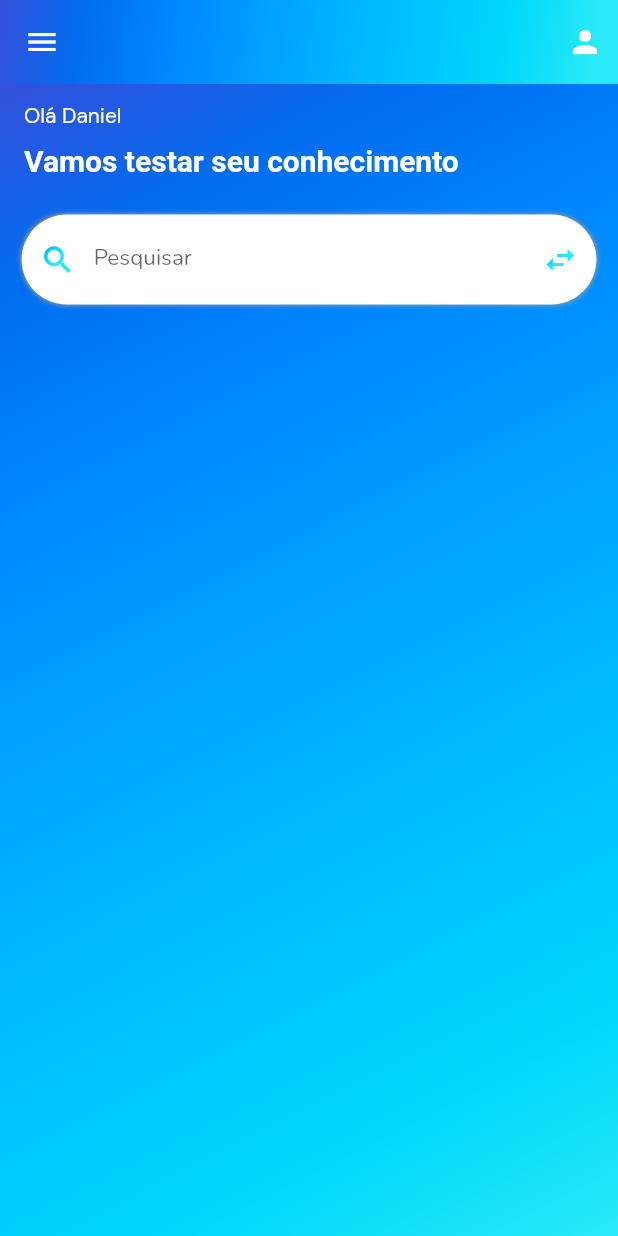
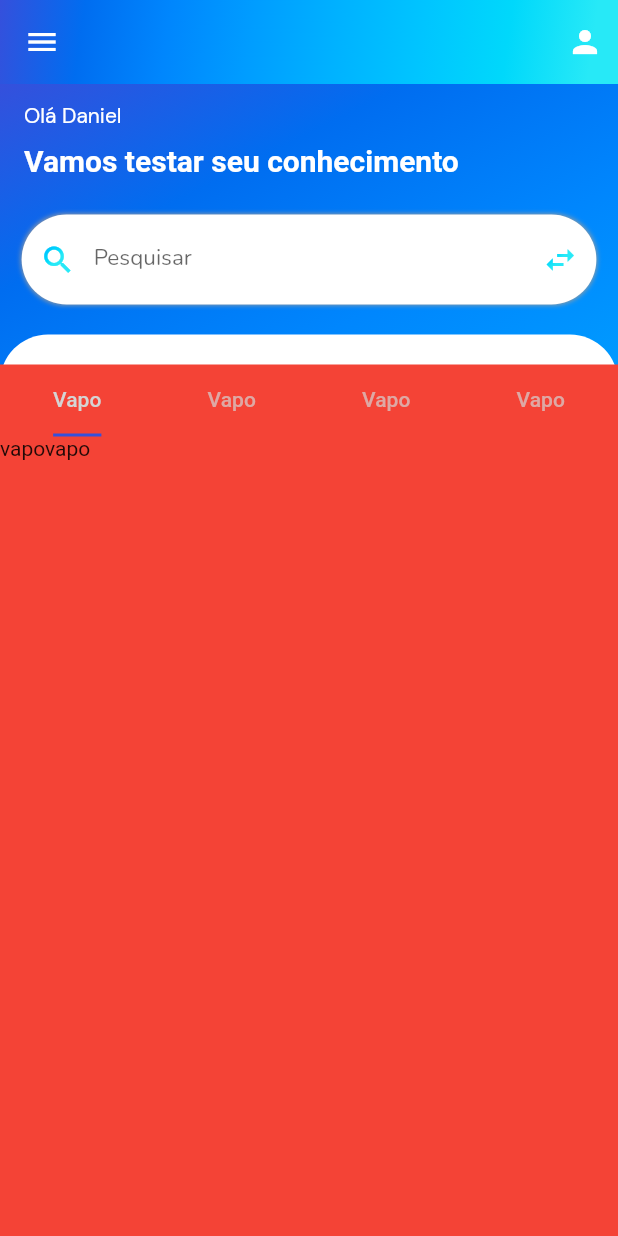
Before and after one commit to odaniel9896/questions_app, a Flutter app: the screen it shows after launch, on a phone screen of 412 x 824 dp. Run offline on Flutter 3.47's test engine with Material 2 defaults, Android fonts, the phone set to English and light mode, and no system bars; our stand-ins replace google_fonts; Roboto replaces fonts that are missing (Ubuntu).

```diff
--- /dev/null
+++ b/lib/ui/components/gradient/gradient.dart
@@ -0,0 +1,2 @@
+export './custom_gradient_icon.dart';
+export './custom_linear_gradient.dart';
--- /dev/null
+++ b/lib/ui/pages/home/components/components.dart
@@ -0,0 +1 @@
+export './input_search.dart';
--- /dev/null
+++ b/lib/ui/pages/home/components/input_search.dart
@@ -0,0 +1,43 @@
+import 'package:flutter/material.dart';
+
+import '../../../components/components.dart';
+import '../../../themes/themes.dart';
+
+class InputSearch extends StatelessWidget {
+  const InputSearch({super.key});
+
+  @override
+  Widget build(BuildContext context) {
+    return TextFormField(
+      style: TextStyles.input,
+      decoration: const InputDecoration(
+          floatingLabelBehavior: FloatingLabelBehavior.never,
+          prefixIcon: CustomGradientIcon(
+            icon: Icons.search,
+            size: 24.0,
+            gradient: LinearGradient(
+              colors: AppColors.primaryGradient,
+              begin: Alignment.topLeft,
+              end: Alignment.bottomRight,
+            ),
+          ),
+          labelText: "Pesquisar",
+          suffixIcon: CustomGradientIcon(
+            icon: Icons.swap_horiz,
+            size: 24.0,
+            gradient: LinearGradient(
+              colors: AppColors.primaryGradient,
+              begin: Alignment.topLeft,
+              end: Alignment.bottomRight,
+            ),
+          ),
+          fillColor: AppColors.gray,
+          focusedBorder: OutlineInputBorder(
+              borderRadius: BorderRadius.all(Radius.circular(30)),
+              borderSide: BorderSide(width: 0.0, color: Colors.transparent)),
+          enabledBorder: OutlineInputBorder(
+              borderRadius: BorderRadius.all(Radius.circular(30)),
+              borderSide: BorderSide(width: 0.0, color: Colors.transparent))),
+    );
+  }
+}
--- a/lib/ui/pages/home/home_page.dart
+++ b/lib/ui/pages/home/home_page.dart
@@ -1,4 +1,5 @@
 import 'package:flutter/material.dart';
+import 'package:questions_app/ui/pages/home/components/input_search.dart';
 import 'package:questions_app/ui/themes/text_styles.dart';
 import '../../components/components.dart';
 import '../../themes/app_colors.dart';
@@ -80,44 +81,62 @@ class _HomePageState extends State<HomePage> {
                               blurRadius: 2.0,
                               spreadRadius: 0.4)
                         ]),
-                  child: TextField(
-                    style: TextStyles.input,
-                    decoration: const InputDecoration(
-                        floatingLabelBehavior: FloatingLabelBehavior.never,
-                        prefixIcon: CustomGradientIcon(
-                          icon: Icons.search,
-                          size: 24.0,
-                          gradient: LinearGradient(
-                            colors: AppColors.primaryGradient,
-                            begin: Alignment.topLeft,
-                            end: Alignment.bottomRight,
+                    child: const InputSearch()),
               ),
+              Expanded(
+                child: Padding(
+                  padding: const EdgeInsets.only(top: 20),
+                  child: Container(
+                    height: size.height,
+                    decoration: const BoxDecoration(
+                      color: AppColors.white,
+                      borderRadius: BorderRadius.only(
+                          topLeft: Radius.circular(32),
+                          topRight: Radius.circular(32)),
                     ),
-                        // const Icon(Icons.search, color: AppColors.primary),
-                        labelText: "Pesquisar",
-                        suffixIcon: CustomGradientIcon(
-                          icon: Icons.swap_horiz,
-                          size: 24.0,
-                          gradient: LinearGradient(
-                            colors: AppColors.primaryGradient,
-                            begin: Alignment.topLeft,
-                            end: Alignment.bottomRight,
+                    child: Padding(
+                      padding: const EdgeInsets.only(top: 20),
+                      child: DefaultTabController(
+                        length: 4,
+                        child: Scaffold(
+                          backgroundColor: Colors.red,
+                          appBar: AppBar(
+                              backgroundColor: Colors.transparent,
+                              elevation: 0,
+                              toolbarHeight: 0,
+                              bottom: const TabBar(
+                                indicatorColor: AppColors.primary,
+                                indicatorSize: TabBarIndicatorSize.label,
+                                labelColor: AppColors.gray,
+                                tabs: [
+                                  Tab(
+                                    text: "Vapo",
                                   ),
+                                  Tab(
+                                    text: "Vapo",
                                   ),
-                        fillColor: AppColors.gray,
-                        focusedBorder: OutlineInputBorder(
-                            borderRadius:
-                                BorderRadius.all(Radius.circular(30)),
-                            borderSide: BorderSide(
-                                width: 0.0, color: Colors.transparent)),
-                        enabledBorder: OutlineInputBorder(
-                            borderRadius:
-                                BorderRadius.all(Radius.circular(30)),
-                            borderSide: BorderSide(
-                                width: 0.0, color: Colors.transparent))),
+                                  Tab(
+                                    text: "Vapo",
+                                  ),
+                                  Tab(
+                                    text: "Vapo",
+                                  )
+                                ],
+                              )),
+                          body: const TabBarView(
+                            children: [
+                              Text("vapovapo"),
+                              Text("vapsdadsasovapo"),
+                              Text("test"),
+                              Text("vaptsdsadovapo")
+                            ],
                           ),
                         ),
                       ),
+                    ),
+                  ),
+                ),
+              )
             ],
           ),
         ]),
--- a/lib/ui/themes/text_styles.dart
+++ b/lib/ui/themes/text_styles.dart
@@ -18,4 +18,9 @@ class TextStyles {
     fontWeight: FontWeight.w400,
     color: AppColors.gray,
   );
+  static final toolbar = GoogleFonts.nunito(
+    fontSize: 14,
+    color: Colors.black,
+    fontWeight: FontWeight.w400,
+  );
 }
```
Lines whose indentation alone changed are shown as unchanged.
